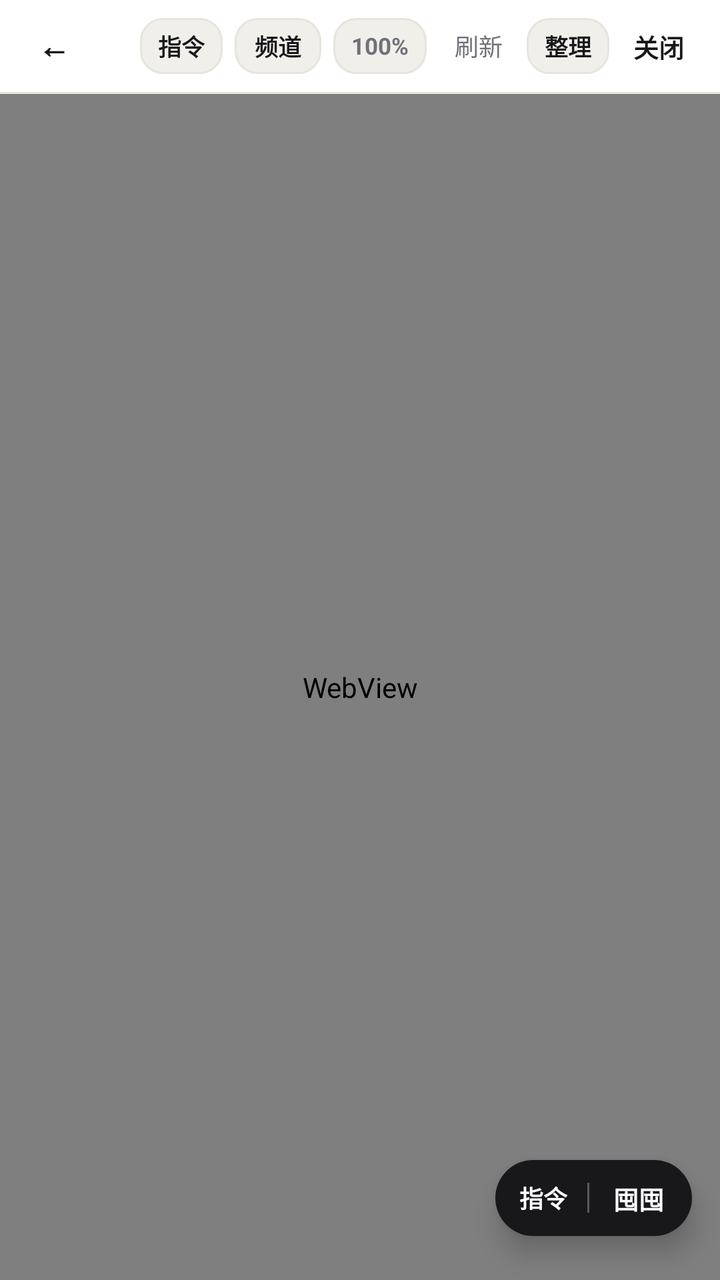
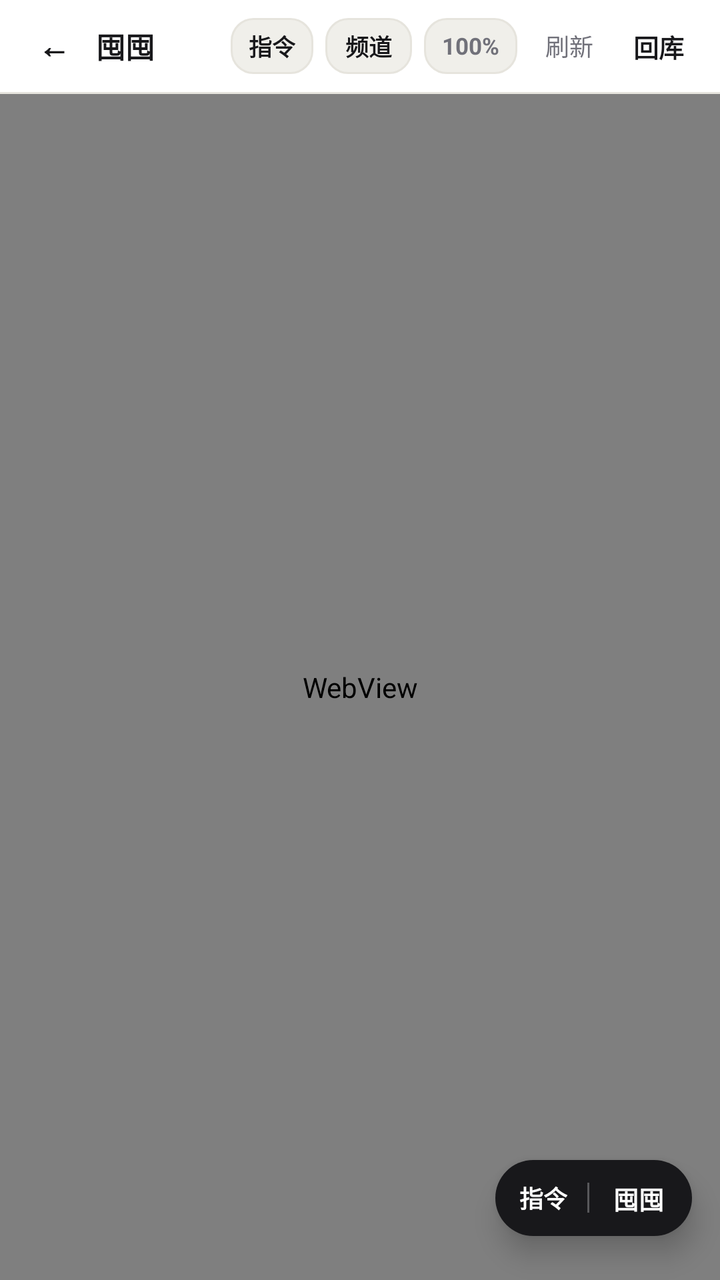

Screens rendered from an Android XML layout before and after an edit, with the pre-edit source and the edit as a unified diff.
<!-- AndroidManifest.xml: application theme Theme.STThemeVault -->
<!-- res/layout/activity_discord_browser.xml -->
<?xml version="1.0" encoding="utf-8"?>
<LinearLayout xmlns:android="http://schemas.android.com/apk/res/android"
    xmlns:app="http://schemas.android.com/apk/res-auto"
    android:layout_width="match_parent"
    android:layout_height="match_parent"
    android:background="@color/bg"
    android:orientation="vertical">

    
    <LinearLayout
        android:layout_width="match_parent"
        android:layout_height="46dp"
        android:background="@color/surface"
        android:gravity="center_vertical"
        android:orientation="horizontal"
        android:paddingHorizontal="10dp">

        <TextView
            android:id="@+id/btnWebBack"
            android:layout_width="34dp"
            android:layout_height="34dp"
            android:clickable="true"
            android:focusable="true"
            android:gravity="center"
            android:text="←"
            android:textColor="@color/text_primary"
            android:textSize="16sp"
            android:textStyle="bold" />

        <TextView
            android:layout_width="0dp"
            android:layout_height="wrap_content"
            android:layout_marginStart="4dp"
            android:layout_weight="1"
            android:ellipsize="end"
            android:singleLine="true"
            android:text="囤囤 · Discord"
            android:textColor="@color/text_primary"
            android:textSize="14.5sp"
            android:textStyle="bold" />

        <TextView
            android:id="@+id/btnWebCommands"
            android:layout_width="wrap_content"
            android:layout_height="28dp"
            android:layout_marginEnd="6dp"
            android:background="@drawable/bg_input"
            android:clickable="true"
            android:focusable="true"
            android:gravity="center"
            android:paddingHorizontal="9dp"
            android:text="指令"
            android:textColor="@color/text_primary"
            android:textSize="11.5sp"
            android:textStyle="bold" />

        <TextView
            android:id="@+id/btnWebSidebar"
            android:layout_width="wrap_content"
            android:layout_height="28dp"
            android:layout_marginEnd="6dp"
            android:background="@drawable/bg_input"
            android:clickable="true"
            android:focusable="true"
            android:gravity="center"
            android:paddingHorizontal="10dp"
            android:text="频道"
            android:textColor="@color/text_primary"
            android:textSize="11.5sp"
            android:textStyle="bold" />

        <TextView
            android:id="@+id/btnWebZoom"
            android:layout_width="wrap_content"
            android:layout_height="28dp"
            android:layout_marginEnd="6dp"
            android:background="@drawable/bg_input"
            android:clickable="true"
            android:focusable="true"
            android:gravity="center"
            android:paddingHorizontal="9dp"
            android:text="100%"
            android:textColor="@color/text_muted"
            android:textSize="11.5sp"
            android:textStyle="bold" />

        <TextView
            android:id="@+id/btnWebReload"
            android:layout_width="wrap_content"
            android:layout_height="32dp"
            android:layout_marginEnd="4dp"
            android:clickable="true"
            android:focusable="true"
            android:gravity="center"
            android:paddingHorizontal="8dp"
            android:text="刷新"
            android:textColor="@color/text_muted"
            android:textSize="12sp" />

        <TextView
            android:id="@+id/btnWebOrganize"
            android:layout_width="wrap_content"
            android:layout_height="28dp"
            android:layout_marginEnd="4dp"
            android:background="@drawable/bg_input"
            android:clickable="true"
            android:focusable="true"
            android:gravity="center"
            android:paddingHorizontal="9dp"
            android:text="整理"
            android:textColor="@color/text_primary"
            android:textSize="11.5sp"
            android:textStyle="bold" />

        <TextView
            android:id="@+id/btnWebClose"
            android:layout_width="wrap_content"
            android:layout_height="32dp"
            android:clickable="true"
            android:focusable="true"
            android:gravity="center"
            android:paddingHorizontal="8dp"
            android:text="关闭"
            android:textColor="@color/text_primary"
            android:textSize="12.5sp"
            android:textStyle="bold" />
    </LinearLayout>

    <View
        android:layout_width="match_parent"
        android:layout_height="1dp"
        android:background="@color/border" />

    
    <LinearLayout
        android:id="@+id/hoardProgressStrip"
        android:layout_width="match_parent"
        android:layout_height="wrap_content"
        android:background="@color/surface_2"
        android:gravity="center_vertical"
        android:orientation="horizontal"
        android:paddingHorizontal="14dp"
        android:paddingVertical="8dp"
        android:visibility="gone">

        <ProgressBar
            android:layout_width="15dp"
            android:layout_height="15dp"
            android:indeterminateTint="@color/text_primary" />

        <TextView
            android:id="@+id/tvHoardProgress"
            android:layout_width="0dp"
            android:layout_height="wrap_content"
            android:layout_marginStart="8dp"
            android:layout_weight="1"
            android:ellipsize="end"
            android:singleLine="true"
            android:text="正在囤入..."
            android:textColor="@color/text_primary"
            android:textSize="12sp" />
    </LinearLayout>

    
    <FrameLayout
        android:layout_width="match_parent"
        android:layout_height="0dp"
        android:layout_weight="1">

        <WebView
            android:id="@+id/webDiscord"
            android:layout_width="match_parent"
            android:layout_height="match_parent" />

        <ProgressBar
            android:id="@+id/pbWebLoading"
            android:layout_width="28dp"
            android:layout_height="28dp"
            android:layout_gravity="center"
            android:indeterminateTint="@color/text_muted" />

        
        <LinearLayout
            android:id="@+id/fabHoardDock"
            android:layout_width="wrap_content"
            android:layout_height="38dp"
            android:layout_gravity="bottom|end"
            android:layout_marginEnd="14dp"
            android:layout_marginBottom="22dp"
            android:background="@drawable/bg_dock_item_active"
            android:elevation="8dp"
            android:gravity="center_vertical"
            android:orientation="horizontal"
            android:paddingHorizontal="2dp">

            <TextView
                android:id="@+id/btnQuickCmd"
                android:layout_width="wrap_content"
                android:layout_height="match_parent"
                android:ellipsize="end"
                android:gravity="center"
                android:maxWidth="84dp"
                android:paddingHorizontal="10dp"
                android:singleLine="true"
                android:text="指令"
                android:textColor="@color/on_accent"
                android:textSize="12sp"
                android:textStyle="bold" />

            <View
                android:layout_width="1dp"
                android:layout_height="15dp"
                android:alpha="0.28"
                android:background="@color/on_accent" />

            <TextView
                android:id="@+id/fabHoard"
                android:layout_width="wrap_content"
                android:layout_height="match_parent"
                android:gravity="center"
                android:paddingHorizontal="12dp"
                android:text="囤囤"
                android:textColor="@color/on_accent"
                android:textSize="12.5sp"
                android:textStyle="bold" />
        </LinearLayout>
    </FrameLayout>

</LinearLayout>
<!-- resources referenced by this layout -->
<resources>
  <color name="bg">#F7F7F5</color>
  <color name="border">#E6E4DD</color>
  <color name="on_accent">#FFFFFF</color>
  <color name="surface">#FFFFFF</color>
  <color name="surface_2">#F0EFEA</color>
  <color name="text_muted">#71717A</color>
  <color name="text_primary">#18181B</color>
  <!-- drawable bg_dock_item_active (drawable) -->
  <?xml version="1.0" encoding="utf-8"?>
  <shape xmlns:android="http://schemas.android.com/apk/res/android" android:shape="rectangle">
      <solid android:color="@color/accent" />
      <corners android:radius="999dp" />
  </shape>
  <!-- drawable bg_input (drawable) -->
  <?xml version="1.0" encoding="utf-8"?>
  <shape xmlns:android="http://schemas.android.com/apk/res/android" android:shape="rectangle">
      <solid android:color="@color/surface_2" />
      <corners android:radius="11dp" />
      <stroke android:width="1dp" android:color="@color/border" />
  </shape>
  <style name="Theme.STThemeVault" parent="Theme.Material3.DayNight.NoActionBar">
          <item name="colorPrimary">@color/accent</item>
          <item name="colorOnPrimary">@color/on_accent</item>
          <item name="colorSecondary">@color/text_muted</item>
          <item name="colorSecondaryContainer">@color/surface_2</item>
          <item name="colorOnSecondaryContainer">@color/text_primary</item>
          <item name="colorSurface">@color/surface</item>
          <item name="colorOnSurface">@color/text_primary</item>
          <item name="colorSurfaceContainerHigh">@color/surface</item>
          <item name="colorOutline">@color/border</item>
          <item name="android:windowBackground">@color/bg</item>
          <item name="android:statusBarColor">@color/bg</item>
          <item name="android:navigationBarColor">@color/surface</item>
          <item name="android:windowLightStatusBar">true</item>
          <item name="android:windowLightNavigationBar" tools:targetApi="27">true</item>
      </style>
  <color name="accent">#18181B</color>
</resources>

<!-- the commit's change to res/layout/activity_discord_browser.xml (unified diff, before → after) -->
@@ -34,7 +34,7 @@
             android:layout_weight="1"
             android:ellipsize="end"
             android:singleLine="true"
-            android:text="囤囤 · Discord"
+            android:text="囤囤"
             android:textColor="@color/text_primary"
             android:textSize="14.5sp"
             android:textStyle="bold" />
@@ -98,21 +98,6 @@
             android:textSize="12sp" />
 
         <TextView
-            android:id="@+id/btnWebOrganize"
-            android:layout_width="wrap_content"
-            android:layout_height="28dp"
-            android:layout_marginEnd="4dp"
-            android:background="@drawable/bg_input"
-            android:clickable="true"
-            android:focusable="true"
-            android:gravity="center"
-            android:paddingHorizontal="9dp"
-            android:text="整理"
-            android:textColor="@color/text_primary"
-            android:textSize="11.5sp"
-            android:textStyle="bold" />
-
-        <TextView
             android:id="@+id/btnWebClose"
             android:layout_width="wrap_content"
             android:layout_height="32dp"
@@ -120,7 +105,7 @@
             android:focusable="true"
             android:gravity="center"
             android:paddingHorizontal="8dp"
-            android:text="关闭"
+            android:text="回库"
             android:textColor="@color/text_primary"
             android:textSize="12.5sp"
             android:textStyle="bold" />
